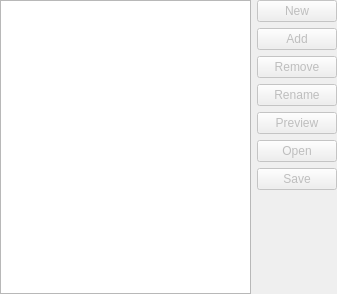
w15eacre/keepassxc, file src/gui/entry/EntryAttachmentsWidget.ui: the form before one commit.
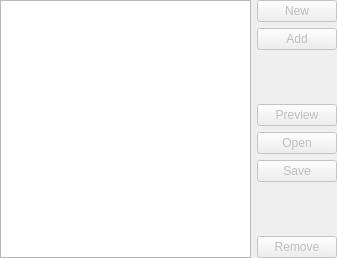
The form after the commit.

Commit message: Refactor attachment widget: remove rename functionality and reorder buttons on the widget

What changed in the file:
```diff
--- a/src/gui/entry/EntryAttachmentsWidget.ui
+++ b/src/gui/entry/EntryAttachmentsWidget.ui
@@ -7,7 +7,7 @@
     <x>0</x>
     <y>0</y>
     <width>337</width>
-    <height>294</height>
+    <height>258</height>
    </rect>
   </property>
   <property name="windowTitle">
@@ -38,7 +38,7 @@
    </item>
    <item>
     <widget class="QWidget" name="actionsWidget" native="true">
-     <layout class="QVBoxLayout" name="verticalLayout">
+     <layout class="QVBoxLayout" name="verticalLayout" stretch="0,0,1,0,0,0,1,0,0">
       <property name="leftMargin">
        <number>0</number>
       </property>
@@ -75,30 +75,17 @@
        </widget>
       </item>
       <item>
-       <widget class="QPushButton" name="removeAttachmentButton">
-        <property name="enabled">
-         <bool>false</bool>
+       <spacer name="previewVSpacer">
+        <property name="orientation">
+         <enum>Qt::Vertical</enum>
         </property>
-        <property name="accessibleName">
-         <string>Remove selected attachment</string>
+        <property name="sizeHint" stdset="0">
+         <size>
+          <width>20</width>
+          <height>40</height>
+         </size>
         </property>
-        <property name="text">
-         <string>Remove</string>
-        </property>
-       </widget>
-      </item>
-      <item>
-       <widget class="QPushButton" name="renameAttachmentButton">
-        <property name="enabled">
-         <bool>false</bool>
-        </property>
-        <property name="accessibleName">
-         <string>Rename selected attachment</string>
-        </property>
-        <property name="text">
-         <string>Rename</string>
-        </property>
-       </widget>
+       </spacer>
       </item>
       <item>
        <widget class="QPushButton" name="previewAttachmentButton">
@@ -149,6 +136,35 @@
         </property>
        </spacer>
       </item>
+      <item>
+       <widget class="QPushButton" name="removeAttachmentButton">
+        <property name="enabled">
+         <bool>false</bool>
+        </property>
+        <property name="accessibleName">
+         <string>Remove selected attachment</string>
+        </property>
+        <property name="text">
+         <string>Remove</string>
+        </property>
+       </widget>
+      </item>
+      <item>
+       <spacer name="verticalSpacer">
+        <property name="orientation">
+         <enum>Qt::Vertical</enum>
+        </property>
+        <property name="sizeType">
+         <enum>QSizePolicy::Minimum</enum>
+        </property>
+        <property name="sizeHint" stdset="0">
+         <size>
+          <width>20</width>
+          <height>0</height>
+         </size>
+        </property>
+       </spacer>
+      </item>
      </layout>
     </widget>
    </item>
```
The commit also changes 3 other files.
